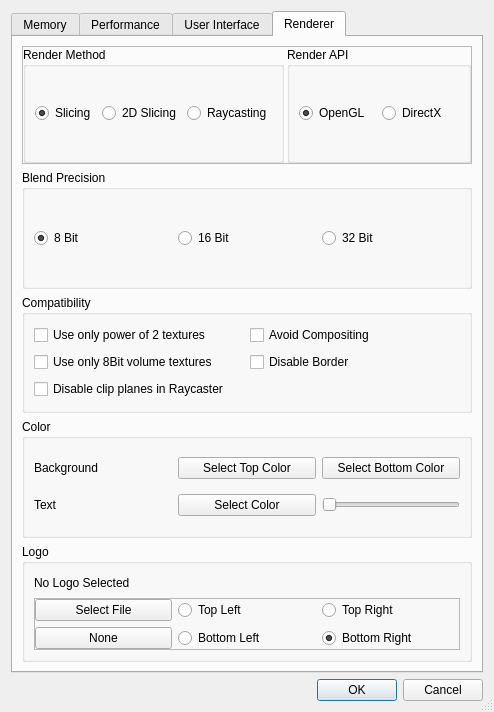
Old version of the form ImageVis3D/UI/UI/SettingsDlg.ui in the repository SCIInstitute/ImageVis3D.
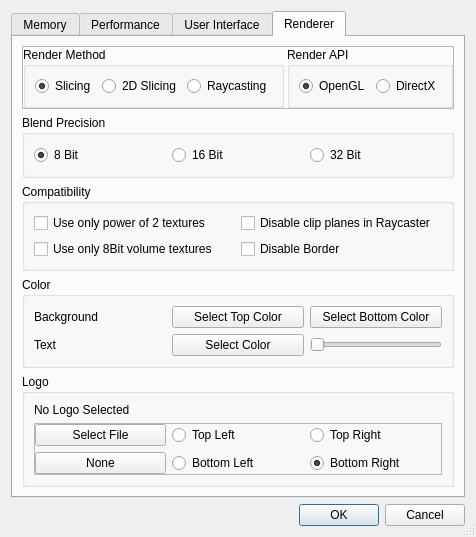
New version of the form. The open tabs and pages were chosen to show the change.

Commit message: removed avoid compositing from ImageVis3D

The edit to the form file:
```diff
--- a/ImageVis3D/UI/UI/SettingsDlg.ui
+++ b/ImageVis3D/UI/UI/SettingsDlg.ui
@@ -9,8 +9,8 @@
    <rect>
     <x>0</x>
     <y>0</y>
-    <width>494</width>
-    <height>712</height>
+    <width>419</width>
+    <height>482</height>
    </rect>
   </property>
   <property name="contextMenuPolicy">
@@ -1076,13 +1076,6 @@
             </property>
            </widget>
           </item>
-          <item row="0" column="2">
-           <widget class="QCheckBox" name="checkBox_AvoidCompositing">
-            <property name="text">
-             <string>Avoid Compositing</string>
-            </property>
-           </widget>
-          </item>
           <item row="1" column="1">
            <widget class="QCheckBox" name="checkBox_DownSampleTo8Bits">
             <property name="text">
@@ -1097,7 +1090,7 @@
             </property>
            </widget>
           </item>
-          <item row="2" column="1">
+          <item row="0" column="2">
            <widget class="QCheckBox" name="checkBox_NoRCClipplanes">
             <property name="text">
              <string>Disable clip planes in Raycaster</string>
```
Left out of the diff: 60 changed lines with no effect on the pictures. The commit also changes 7 other files.
